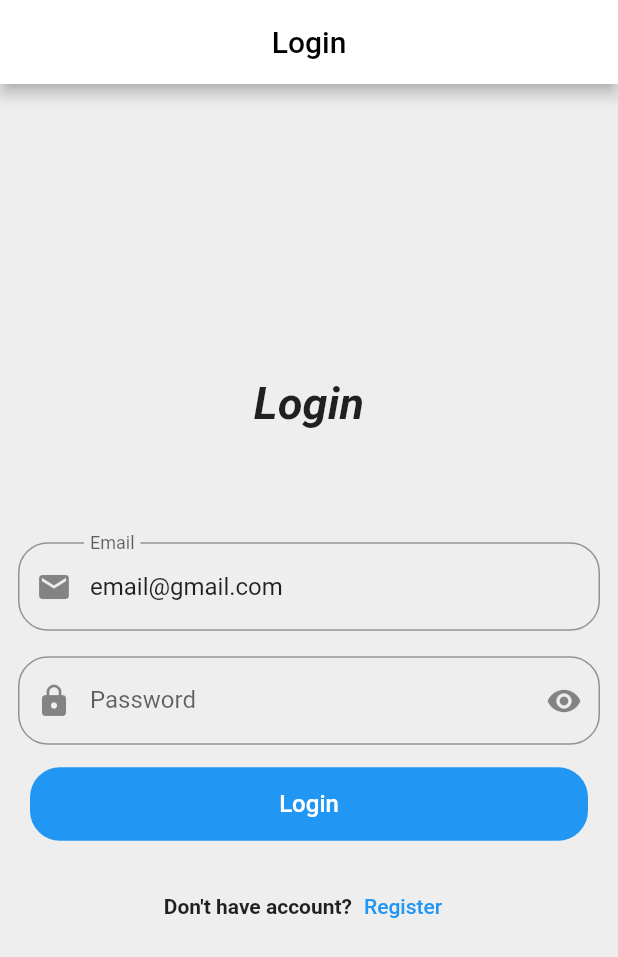
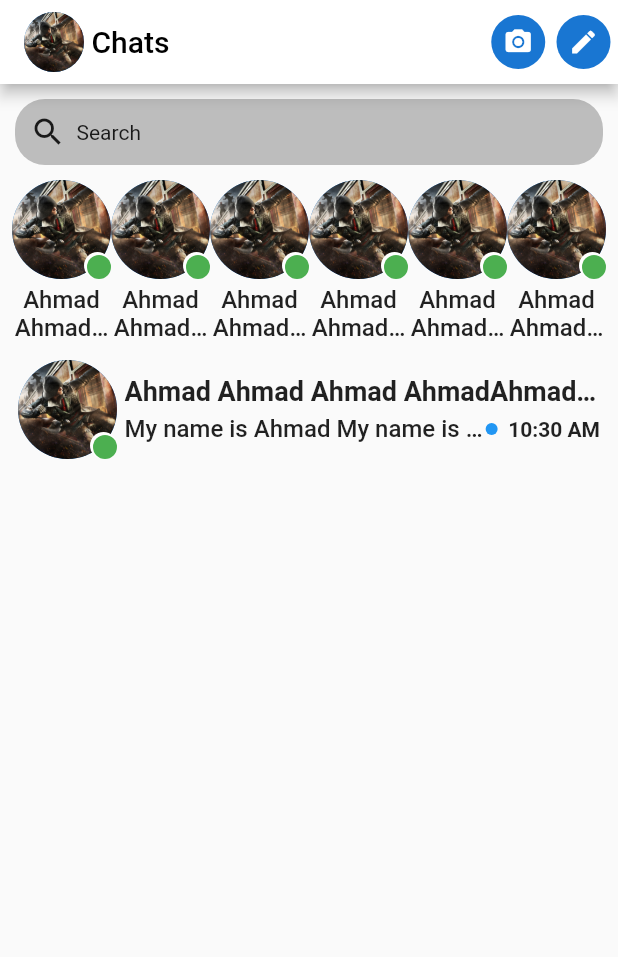
Before and after one commit to HMZKA/flutter_online_course_november, a Flutter app: the screen it shows after launch, on a phone screen of 412 x 824 dp. Shown: the top 957 px of the screen. Run offline on Flutter 3.47's test engine with Material 2 defaults, Android fonts, the phone set to English and light mode, and no system bars.

Commit message:
messenger

```diff
--- a/lib/main.dart
+++ b/lib/main.dart
@@ -1,5 +1,6 @@
 import 'package:flutter/material.dart';
 import 'package:flutter_online_course/login_screen.dart';
+import 'package:flutter_online_course/messenger_screen.dart';
 
 void main() {
   runApp(MyApp());
@@ -10,7 +11,7 @@ class MyApp extends StatelessWidget {
   Widget build(BuildContext context) {
     return MaterialApp(
       debugShowCheckedModeBanner: false,
-      home: LoginScreen(),
+      home: MessngerScreen(),
     );
   }
 }
--- /dev/null
+++ b/lib/messenger_screen.dart
@@ -0,0 +1,199 @@
+import 'package:flutter/material.dart';
+
+class MessngerScreen extends StatelessWidget {
+  var now = TimeOfDay.now();
+
+  @override
+  Widget build(BuildContext context) {
+    return Scaffold(
+      appBar: AppBar(
+        backgroundColor: Colors.white,
+        foregroundColor: Colors.black,
+        title: Row(
+          children: [
+            CircleAvatar(
+              backgroundImage: AssetImage('images/syndicate.jpg'),
+            ),
+            SizedBox(
+              width: 5,
+            ),
+            Text('Chats')
+          ],
+        ),
+        actions: [
+          CircleAvatar(
+            radius: 18,
+            child: Icon(
+              Icons.camera_alt,
+              size: 20,
+            ),
+          ),
+          SizedBox(
+            width: 7.5,
+          ),
+          CircleAvatar(
+            radius: 18,
+            child: Icon(
+              Icons.edit,
+              size: 20,
+            ),
+          ),
+          SizedBox(
+            width: 5,
+          )
+        ],
+      ),
+      body: Column(
+        children: [
+          GestureDetector(
+            child: Container(
+              margin: EdgeInsets.all(10),
+              padding: EdgeInsets.all(10),
+              decoration: BoxDecoration(
+                borderRadius: BorderRadius.circular(20),
+                color: Colors.grey[400],
+              ),
+              child: Row(children: [
+                Icon(Icons.search),
+                SizedBox(
+                  width: 7,
+                ),
+                Text('Search')
+              ]),
+            ),
+          ),
+          Padding(
+            padding: const EdgeInsets.symmetric(horizontal: 8),
+            child: SingleChildScrollView(
+              scrollDirection: Axis.horizontal,
+              physics: BouncingScrollPhysics(),
+              child: Row(
+                children: [
+                  buildStoryItem(),
+                  buildStoryItem(),
+                  buildStoryItem(),
+                  buildStoryItem(),
+                  buildStoryItem(),
+                  buildStoryItem(),
+                  buildStoryItem(),
+                  buildStoryItem(),
+                  buildStoryItem(),
+                ],
+              ),
+            ),
+          ),
+          SizedBox(
+            height: 12,
+          ),
+          Padding(
+            padding: const EdgeInsets.symmetric(horizontal: 12),
+            child: Row(
+              children: [
+                Stack(
+                  alignment: AlignmentDirectional.bottomEnd,
+                  children: [
+                    CircleAvatar(
+                      radius: 33,
+                      backgroundImage: AssetImage('images/syndicate.jpg'),
+                    ),
+                    CircleAvatar(
+                      radius: 9,
+                      backgroundColor: Colors.white,
+                    ),
+                    CircleAvatar(
+                      radius: 8,
+                      backgroundColor: Colors.green,
+                    )
+                  ],
+                ),
+                SizedBox(
+                  width: 5,
+                ),
+                Expanded(
+                  child: Column(
+                    crossAxisAlignment: CrossAxisAlignment.start,
+                    children: [
+                      Text(
+                        'Ahmad Ahmad Ahmad AhmadAhmad AhmadAhmad AhmadAhmad Ahmad',
+                        maxLines: 1,
+                        overflow: TextOverflow.ellipsis,
+                        style: TextStyle(
+                            fontSize: 18, fontWeight: FontWeight.w600),
+                      ),
+                      SizedBox(
+                        height: 5,
+                      ),
+                      Row(
+                        children: [
+                          Expanded(
+                            child: Text(
+                              'My name is Ahmad My name is AhmadMy name is AhmadMy name is AhmadMy name is Ahmad',
+                              maxLines: 1,
+                              overflow: TextOverflow.ellipsis,
+                              style: TextStyle(
+                                  fontSize: 16, fontWeight: FontWeight.w500),
+                            ),
+                          ),
+                          Container(
+                            height: 8,
+                            width: 8,
+                            decoration: BoxDecoration(
+                                color: Colors.blue, shape: BoxShape.circle),
+                          ),
+                          SizedBox(
+                            width: 7,
+                          ),
+                          Text(
+                            '${now.format(context)}',
+                            style: TextStyle(fontWeight: FontWeight.w600),
+                          )
+                        ],
+                      )
+                    ],
+                  ),
+                )
+              ],
+            ),
+          ),
+        ],
+      ),
+    );
+  }
+
+  Widget buildStoryItem() {
+    return SizedBox(
+      width: 66,
+      child: Column(
+        children: [
+          Stack(
+            alignment: AlignmentDirectional.bottomEnd,
+            children: [
+              CircleAvatar(
+                radius: 33,
+                backgroundImage: AssetImage('images/syndicate.jpg'),
+              ),
+              CircleAvatar(
+                radius: 9,
+                backgroundColor: Colors.white,
+              ),
+              CircleAvatar(
+                radius: 8,
+                backgroundColor: Colors.green,
+              )
+            ],
+          ),
+          SizedBox(
+            height: 4,
+          ),
+          Text(
+            'Ahmad Ahmad Ahmad AhmadAhmad AhmadAhmad AhmadAhmad Ahmad',
+            maxLines: 2,
+            overflow: TextOverflow.ellipsis,
+            textAlign: TextAlign.center,
+            style: TextStyle(fontSize: 16, fontWeight: FontWeight.w500),
+          )
+        ],
+      ),
+    );
+  }
+}
--- a/pubspec.yaml
+++ b/pubspec.yaml
@@ -60,8 +60,8 @@ flutter:
   uses-material-design: true
 
   # To add assets to your application, add an assets section, like this:
-  # assets:
-  #   - images/a_dot_burr.jpeg
+  assets:
+    - images/
   #   - images/a_dot_ham.jpeg
 
   # An image asset can refer to one or more resolution-specific "variants", see
```
Also changed, not shown: images/syndicate.jpg (added).
